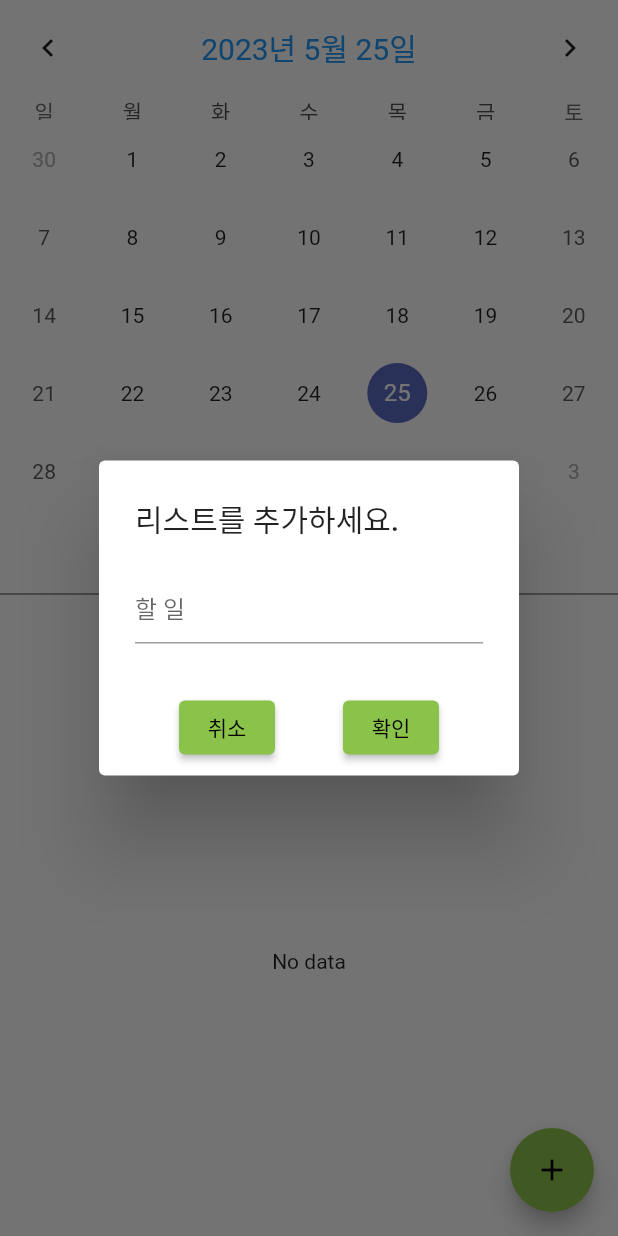
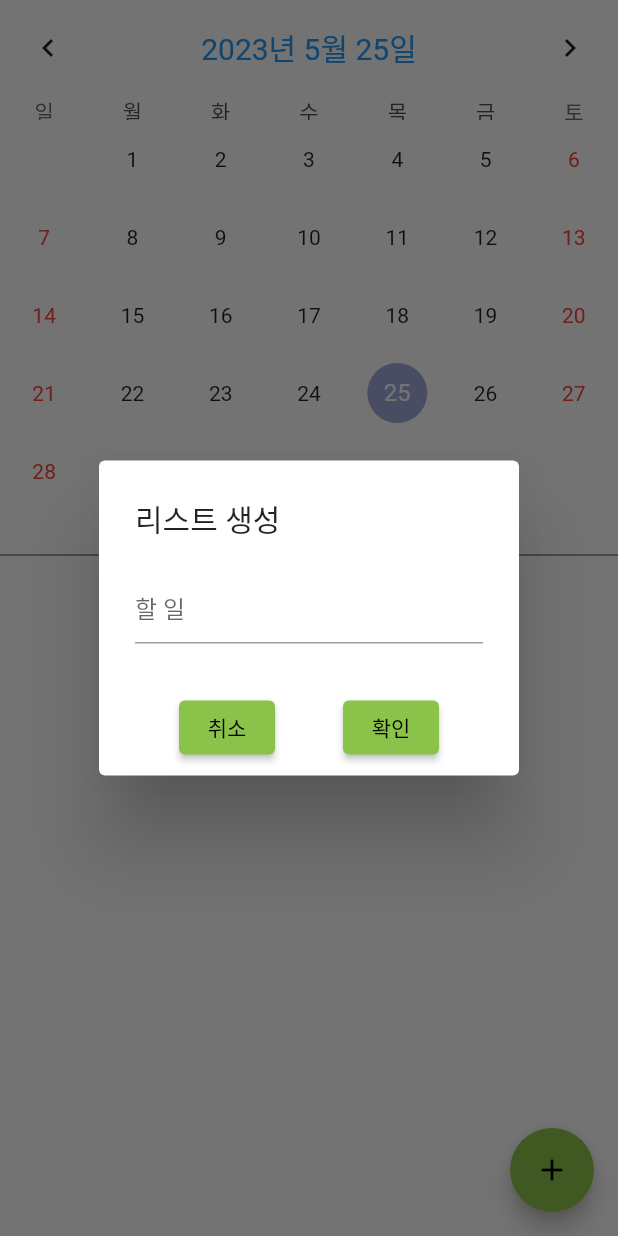
Before and after one commit to Dwisgolmog/checkList, a Flutter app: the Calendar screen opened directly, after a tap on the "add" icon, on a phone screen of 412 x 824 dp. Run offline on Flutter 3.47's test engine with Material 2 defaults, Android fonts, the phone set to English and light mode, and no system bars; drawn by our look-alikes of table_calendar; our stand-ins replace cloud_firestore, firebase_auth, firebase_core, firebase_storage, image_picker; accounts and stored records are empty.

Commit message:
전체적인 코드 수정
코드 정리, 달력에서 주말 색 변경, firebase에서의 리스트 저장 방식 변

```diff
--- a/checklist/lib/calender.dart
+++ b/checklist/lib/calender.dart
@@ -1,197 +1,163 @@
 import 'package:flutter/material.dart';
-import 'package:intl/intl.dart';
-import 'package:table_calendar/table_calendar.dart';
-import 'package:intl/date_symbol_data_local.dart';
+import 'package:table_calendar/table_calendar.dart'; //table-calendar API
+import 'package:intl/intl.dart'; //titleTextFormatter 사용
 import 'package:cloud_firestore/cloud_firestore.dart';
-import 'package:firebase_core/firebase_core.dart';
 
 class Calendar extends StatefulWidget {
   @override
   _CalendarState createState() => _CalendarState();
 }
+class _CalendarState extends State<Calendar>{
+  DateTime _focusedDay = DateTime.now();
+  DateTime? _selectedDay; // 클릭한 날짜
+  TextEditingController tec = TextEditingController(); // TextField의 있는 값 핸들링
+  bool? isChecked = false;
+  final firestoreInstance = FirebaseFirestore.instance;//firestore 인스턴스를 사용하여 데이터베이스와 상호 작용
 
-class _CalendarState extends State<Calendar> {
-  //텍스트 입력 필드와 상호작용하기 위한 클래스
-  TextEditingController _textEditingController = TextEditingController();
-  DateTime selectedDay = DateTime.now(); // 달력에서 현재 선택된 날짜
-  DateTime focusedDay = DateTime.now(); // 달력이 현재 초점을 맞추고 있는 날짜
-  DateTime currentMonth = DateTime.now(); //현재 월
-  Map<DateTime, List<String>> eventList = {}; //해당 날짜에 있는 이벤트를 나타내는 문자열의 리스트
-  Map<DateTime, List<bool?>> itemCheckedList = {}; //해당 날짜의 각 이벤트 항목에 대한 체크 상태를 나타내는 리스트
+  Future<void> setData(DateTime day) async {
+    await firestoreInstance
+        .collection("Lists")
+        .doc(day.toString())
+        .set({
+      'Items': FieldValue.arrayUnion([
+        {'Text': tec.text, 'isChecked': isChecked}
+      ])
+    }, SetOptions(merge: true));
+  }
 
-  @override
-  void initState() {
-    super.initState();
-    // Firebase 초기화
-    Firebase.initializeApp();
+  //팝업창
+  Future<void>popupwindow() async{
+    return showDialog<void>(
+        context: context,
+        barrierDismissible: true, //바깥 영역 터치시 닫을지 여부
+        builder: (BuildContext context){
+          return AlertDialog(
+            title: Text('리스트 생성'),
+            content: TextField(
+              controller: tec, //TextField에 입력된 값 tec에 저장
+              decoration: InputDecoration(hintText: '할 일'),
+            ),
+            actions: [
+              Row(
+                mainAxisAlignment: MainAxisAlignment.spaceEvenly,//자식 위젯들을 균등한 간격으로 정렬
+                children: [
+                  ElevatedButton(
+                    child: Text('취소'),
+                    onPressed: (){
+                      tec.clear();
+                      Navigator.pop(context);
+                    },
+                  ),
+                  ElevatedButton(
+                    child: Text('확인'),
+                    onPressed: (){
+                      setData(_selectedDay!);
+                      tec.clear();
+                      Navigator.pop(context);
+                    },
+                  )
+                ],
+              )
+            ],
+          );
+        }
+    );
   }
 
   @override
-  //해당 위젯이 제거되기 전에 호출되는 생명주기 메서드
-  void dispose() {
-    //텍스트 입력 필드의 컨트롤러 해제
-    _textEditingController.dispose();
-    super.dispose();
-  }
+  Widget build(BuildContext context){
+    return Scaffold(
+      //table calendar 기본 설정
+      body: Column(
+        children: [
+          TableCalendar(
+            locale: 'ko_KR',// 달력 형식을 한국어로 설정
+            firstDay: DateTime.utc(2013, 1, 1), //달력에서 사용할 수 있는 첫 번째 날짜
+            lastDay: DateTime.utc(2033,1,1), //달력에서 사용할 수 있는 마지막 날짜
+            focusedDay: _focusedDay, // 현재 날짜(현재 표시되어야 하는 월)
 
-  @override
-  void didChangeDependencies() {
-    super.didChangeDependencies();
-    // 현재 컨텍스트의 로케일 언어 코드를 사용하여 날짜 형식 초기화
-    initializeDateFormatting(Localizations.localeOf(context).languageCode);
-    // 선택된 날짜에 해당하는 이벤트 데이터 가져오기
-    fetchEventData(selectedDay);
-  }
+            //day와 _selectedDay가 동일한 날짜인지 확인하는 함수
+            selectedDayPredicate: (day) {
+              return isSameDay(_selectedDay, day); //둘이 같은 날짜면 true 반환
+            },
+            //사용자가 날짜를 선택할 때 실행되는 이벤트 핸들러
+            onDaySelected: (selectedDay, focusedDay) async {
+              setState(() { //상태를 업데이트
+                _selectedDay = selectedDay; //사용자가 선택한 날짜
+              });
+            },
+            onPageChanged: (focusedDay){
+              setState(() {
+                _focusedDay = focusedDay;
+              });
+            },
 
+            //달력 헤더 스타일 변경
+            headerStyle: HeaderStyle(
+              titleCentered: true, //title 중앙 정렬 여부
+              //title의 날짜 형태
+              titleTextFormatter: (date, locale) => DateFormat.yMMMMd(locale).format(date),
+              formatButtonVisible: false, //formatButton 노출 여부
+              titleTextStyle: const TextStyle(
+                fontSize: 20.0,
+                color: Colors.blue,
+              ),
+            ),
 
-  void fetchEventData(DateTime day) {
-    // Firestore에서 해당 날짜의 이벤트 데이터 가져오기
-    FirebaseFirestore.instance
-        .collection('events')
-        .doc(day.toString())
-        .get()
-        .then((snapshot) {
-      if (snapshot.exists) { //스냅샷이 존재하면
-        // Firestore에서 해당 날짜의 이벤트 데이터와 체크 여부 데이터를 가져옴
-        List<dynamic>? eventData = snapshot.data()?['data'];
-        List<dynamic>? checkedData = snapshot.data()?['checked'];
-
-        setState(() {
-          // 이벤트 리스트 업데이트
-          eventList[day] = eventData?.map((e) => e as String)?.toList() ?? [];
-          // 체크 여부 리스트 초기화
-          itemCheckedList[day] =
-              List.generate(eventList[day]?.length ?? 0, (_) => false);
-
-          // Firestore의 checked 필드를 기반으로 체크 여부 업데이트
-          for (int i = 0; i < (checkedData?.length ?? 0); i++) {
-            itemCheckedList[day]![i] = checkedData?[i] as bool? ?? false;
-          }
-        });
-      } else {
-        setState(() {
-          // 이벤트 리스트 초기화
-          eventList[day] = [];
-          // 체크 여부 리스트 초기화
-          itemCheckedList[day] = [];
-        });
-      }
-    });
-  }
-
-  void updateEventData(DateTime day, List<String>? eventData) {
-    // Firestore에 이벤트 데이터 업데이트
-    FirebaseFirestore.instance
-        .collection('events')
-        .doc(day.toString())
-        .set({'data': eventData ?? []}, SetOptions(merge: true));
-  }
-
-  void updateCheckboxList(DateTime day, List<bool?>? itemCheckedList) {
-    // Firestore에 체크 여부 리스트 업데이트
-    FirebaseFirestore.instance
-        .collection('events')
-        .doc(day.toString())
-        .set({'checked': itemCheckedList ?? []}, SetOptions(merge: true));
-  }
-
-  void updateCheckboxState(DateTime day, int index, bool value) {
-    // 체크 여부 상태 업데이트
-    itemCheckedList[day]![index] = value;
-    // Firestore에 체크 여부 리스트 업데이트
-    FirebaseFirestore.instance
-        .collection('events')
-        .doc(day.toString())
-        .set({'checked': itemCheckedList[day]}, SetOptions(merge: true));
-  }
-
-  // 날짜 클릭 시 실행되는 콜백 함수
-  void onDaySelected(DateTime selectedDay, DateTime focusedDay) {
-    setState(() {
-      this.selectedDay = selectedDay;
-      this.focusedDay = focusedDay;
-    });
-    fetchEventData(selectedDay); // 선택된 날짜의 이벤트 데이터를 가져옴
-  }
-
-
-  @override
-  Widget build(BuildContext context) {
-    return Scaffold(
-      body: Column(
-        children: <Widget>[
-          Expanded(
-            child: TableCalendar(
-              locale: 'ko_KR', // 한국어 로케일을 사용
-              focusedDay: focusedDay,
-              firstDay: DateTime(2013, 5, 1), // 달력의 첫 번째 날짜를 설정
-              lastDay: DateTime(2033, 5, 31), // 달력의 마지막 날짜를 설정
-              headerStyle: HeaderStyle(
-                titleCentered: true, // 헤더 제목을 가운데 정렬
-                titleTextFormatter: (date, locale) =>
-                    DateFormat.yMMMMd(locale).format(date), // 헤더 제목의 날짜 형식을 설정합니다.
-                formatButtonVisible: false, // 형식 변경 버튼을 숨김.
-                titleTextStyle: const TextStyle(
-                  fontSize: 20.0,
-                  color: Colors.blue,
-                ), // 헤더 제목의 텍스트 스타일을 설정
-              ),
-              //날짜가 선택되었을 때 호출되는 콜백 함수
-              onDaySelected: onDaySelected,
-              //클릭된 날짜 스타일 적용
-              selectedDayPredicate: (DateTime day) {
-                return isSameDay(selectedDay, day); // 선택된 날짜와 현재 날짜가 동일한지 확인
-              },
+            //달력 (바디) 스타일 변경
+            calendarStyle: CalendarStyle(
+              outsideDaysVisible: false, //다른 달의 날짜 노출 여부
+              weekendTextStyle: TextStyle(color: Colors.red), //주말 스타일
             ),
           ),
-          //달력과 리스트 구분하는 구분선
+
+          //구분선
           Divider(
             height: 60.0,
             color: Colors.black,
             thickness: 0.5,
           ),
+
           Text('Add a list.'),
-          SizedBox(height: 16.0),
+
           Expanded(
-            child: StreamBuilder<DocumentSnapshot>(
-              //'events' 컬렉션에서 선택된 날짜에 해당하는 문서의 변경 사항을 실시간으로 수신하는 스트림
-              stream: FirebaseFirestore.instance
-                  .collection('events')
-                  .doc(selectedDay.toString())
+            child: StreamBuilder<DocumentSnapshot<Map<String, dynamic>>>(
+              stream: firestoreInstance
+                  .collection("Lists")
+                  .doc(_selectedDay.toString())
                   .snapshots(),
-              builder: (context, snapshot) {
-                //연결 상태 확인
+              builder: (BuildContext context,
+                  AsyncSnapshot<DocumentSnapshot<Map<String, dynamic>>>
+                  snapshot) {
                 if (snapshot.connectionState == ConnectionState.waiting) {
                   return Center(child: CircularProgressIndicator());
                 }
-                // 스냅샷에 데이터가 없거나 문서가 존재하지 않는 경우
+                if (snapshot.hasError) {
+                  return Text('오류: ${snapshot.error}');
+                }
                 if (!snapshot.hasData || !snapshot.data!.exists) {
-                  return Center(child: Text('No data'));
+                  return Text('데이터가 없습니다.');
                 }
-                // 스냅샷에서 데이터를 추출하여 이벤트 데이터에 할당
-                List<dynamic>? eventData =
-                (snapshot.data?.data() as Map<String, dynamic>?)?['data'];
-                if (eventData == null) eventData = [];
-                // 체크박스 리스트의 길이가 이벤트 데이터의 길이보다 작을 경우
-                if (itemCheckedList.length < eventData.length) {
-                  itemCheckedList = Map<DateTime, List<bool?>>.from(itemCheckedList);
-                  itemCheckedList[selectedDay] =
-                      List.generate(eventData.length, (_) => false);
-                } //체크박스 리스트에 해당하는 날짜에 새로운 항목을 추가하고, 해당 항목을 false로 초기화
+
+                var data = snapshot.data!.data();
+                if (data == null || !data.containsKey('Items')) {
+                  return Text('데이터가 없습니다.');
+                }
+
+                List<Map<String, dynamic>> items = List<Map<String, dynamic>>.from(data['Items']);
+
                 return ListView.builder(
-                  itemCount: eventData.length,
-                  itemBuilder: (context, index) {
-                    bool isChecked = itemCheckedList[selectedDay]![index] ?? false;
+                  itemCount: items.length,
+                  itemBuilder: (BuildContext context, int index) {
+                    String text = items[index]['Text'];
+                    bool? isChecked = items[index]['isChecked'] ?? false;
+
                     return ListTile(
                       title: Row(
                         children: [
                           CircleAvatar(radius: 60.0),
                           SizedBox(width: 15.0),
-                          Expanded(
-                            child: Text(
-                              eventData![index]?.toString() ?? '',
-                            ),
-                          ),
+                          Expanded(child: Text(text)),
                           TextButton(
                             style: ButtonStyle(
                               textStyle: MaterialStateProperty.all<TextStyle>(
@@ -205,8 +171,12 @@ class _CalendarState extends State<Calendar> {
                             value: isChecked,
                             onChanged: (value) {
                               setState(() {
-                                itemCheckedList[selectedDay]![index] = value!;
-                                updateCheckboxState(selectedDay, index, value);
+                                isChecked = value;
+                                items[index]['isChecked'] = isChecked;
+                                firestoreInstance
+                                    .collection("Lists")
+                                    .doc(_selectedDay.toString())
+                                    .update({'Items': items});
                               });
                             },
                           )
@@ -217,62 +187,12 @@ class _CalendarState extends State<Calendar> {
                 );
               },
             ),
-          ),
+          )
         ],
       ),
       floatingActionButton: FloatingActionButton(
-        onPressed: () {
-          showDialog(
-            context: context,
-            builder: (BuildContext context) {
-              return AlertDialog(
-                title: Text('리스트를 추가하세요.'),
-                content: TextField(
-                  controller: _textEditingController,
-                  decoration: InputDecoration(hintText: '할 일'),
-                ),
-                actions: [
-                  Row(
-                    mainAxisAlignment: MainAxisAlignment.spaceEvenly,
-                    children: [
-                      ElevatedButton(
-                        child: Text('취소'),
-                        onPressed: () {
-                          setState(() => _textEditingController.clear());
-                          Navigator.of(context).pop();
-                        },
-                      ),
-                      ElevatedButton(
-                        child: Text('확인'),
-                        onPressed: () {
-                          setState(() {
-                            // 선택된 날짜에 해당하는 이벤트 리스트와 체크 여부 리스트를 초기화
-                            eventList[selectedDay] ??= [];
-                            itemCheckedList[selectedDay] ??= [];
-
-                            // 텍스트 입력 필드의 값을 이벤트 리스트에 추가
-                            eventList[selectedDay]!.add(_textEditingController.text);
-
-                            // 새로운 이벤트에 대한 체크 여부를 false로 설정
-                            itemCheckedList[selectedDay]!.add(false);
-
-                            // 텍스트 입력 필드를 초기화
-                            _textEditingController.clear();
-
-                            // Firestore에 이벤트 데이터와 체크 여부 리스트를 업데이트
-                            updateEventData(selectedDay, eventList[selectedDay]);
-                            updateCheckboxList(selectedDay, itemCheckedList[selectedDay]);
-                          });
-                          // 다이얼로그 닫음
-                          Navigator.of(context).pop();
-                        },
-                      ),
-                    ],
-                  ),
-                ],
-              );
-            },
-          );
+        onPressed: (){
+          popupwindow(); //팝업창
         },
         child: Icon(Icons.add),
       ),
--- a/checklist/lib/main.dart
+++ b/checklist/lib/main.dart
@@ -2,14 +2,17 @@ import 'package:flutter/material.dart';
 import 'package:checklist/loginscreen.dart';
 import 'package:firebase_core/firebase_core.dart';
 import 'firebase_options.dart';
+import 'package:intl/date_symbol_data_local.dart';
 
 void main() async{
 
   //파이어베이스를 사용하기 위해 메인메소드 내에서 비동기 방식으로 아래의 메서드를 불러와야함
   WidgetsFlutterBinding.ensureInitialized();
+  await initializeDateFormatting();
   await Firebase.initializeApp(
     options: DefaultFirebaseOptions.currentPlatform,
   );
+
   runApp(MyApp());
 }
 
```
